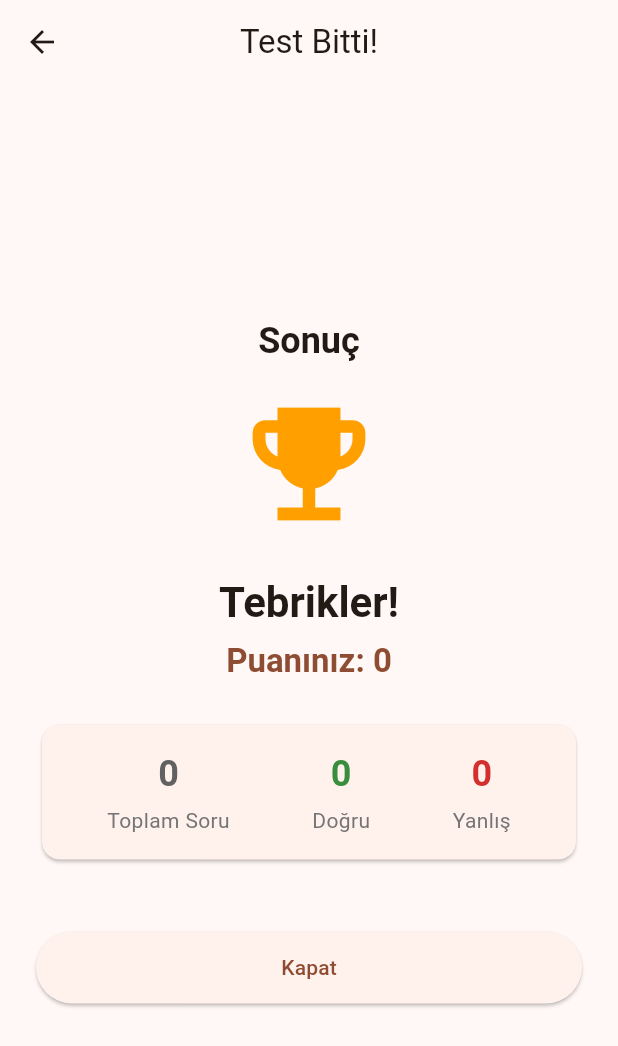
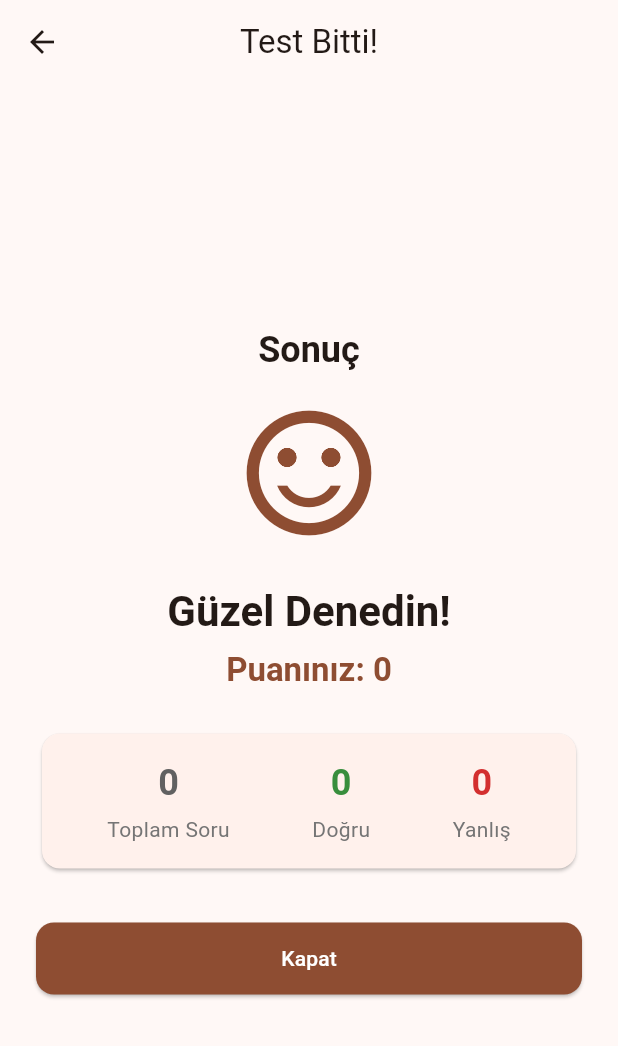
Before and after one commit to mtayfunatmaca-ship-it/bilgi_yarismasi, a Flutter app: the ResultScreen screen opened directly with empty values, on a phone screen of 412 x 824 dp. Shown: the top 1046 px of the screen. Run offline on Flutter 3.47's test engine with Material 3 defaults, Android fonts, the light colour scheme and no system bars; our stand-ins replace cloud_firestore, connectivity_plus, firebase_analytics, firebase_auth, firebase_core, font_awesome_flutter and 2 more; accounts and stored records are empty.

Commit message:
Update result_screen.dart

```diff
--- a/lib/screens/result_screen.dart
+++ b/lib/screens/result_screen.dart
@@ -1,25 +1,19 @@
 import 'package:flutter/material.dart';
 import 'package:cloud_firestore/cloud_firestore.dart';
-// YENİ İMPORT:
-import 'package:bilgi_yarismasi/screens/trial_exam_review_screen.dart';
+// trial_exam_review_screen import'u kaldırıldı
 
 class ResultScreen extends StatelessWidget {
-  // Eski parametreler (normal quizler için)
+  // Sadece normal quizler için
   final String? quizId;
   final int? puan;
   final int? dogruSayisi;
   final int? soruSayisi;
 
-  // Sadece geçmişten gelenler için
+  // Geçmişten gelenler için
   final bool fromHistory;
-  final Map<String, dynamic>? solvedData;
+  final Map<String, dynamic>? solvedData; // Bu 'null' olabilir
 
-  // --- YENİ PARAMETRELER (Deneme Sınavı İncelemesi için) ---
-  final List<DocumentSnapshot>? questions; // Soruların tam listesi
-  final Map<int, int>?
-  userAnswers; // Kullanıcının cevapları (Index, SeçenekIndex)
-  final Map<int, int>? correctAnswers; // Doğru cevaplar (Index, DoğruIndex)
-  // --- YENİ PARAMETRELER BİTTİ ---
+  final bool isReplay; // Tekrar çözümü belirtmek için
 
   const ResultScreen({
     super.key,
@@ -29,9 +23,8 @@ class ResultScreen extends StatelessWidget {
     this.soruSayisi,
     required this.fromHistory,
     this.solvedData,
-    this.questions, // Opsiyonel
-    this.userAnswers, // Opsiyonel
-    this.correctAnswers, // Opsiyonel
+    this.isReplay = false,
+    // Deneme sınavı parametreleri kaldırıldı
   });
 
   @override
@@ -39,25 +32,25 @@ class ResultScreen extends StatelessWidget {
     final theme = Theme.of(context);
     final colorScheme = theme.colorScheme;
 
-    // Veriyi belirle (Yeni çözüldüyse parametreden, geçmişse solvedData'dan)
+    // --- HATA DÜZELTMESİ BURADA ---
+    // 'solvedData' null olabileceğinden, '?' ile güvenli erişim yap
     final int finalPuan = puan ?? (solvedData?['puan'] as num? ?? 0).toInt();
-    final int finalDogru =
-        dogruSayisi ?? (solvedData?['dogruSayisi'] as num? ?? 0).toInt();
-    final int finalToplamSoru =
-        soruSayisi ??
-        (solvedData?['totalQuestions'] as num? ?? 0)
-            .toInt(); // Denemeden geleni de kontrol et
-    final String finalBaslik =
-        solvedData?['quizBaslik'] ?? solvedData?['title'] ?? 'Sonuç';
+    final int finalDogru = dogruSayisi ?? (solvedData?['dogruSayisi'] as num? ?? 0).toInt();
 
-    final bool canReview =
-        (questions != null &&
-        userAnswers != null &&
-        correctAnswers != null); // İnceleme yapılabilir mi?
+    int finalToplamSoru = soruSayisi ?? 0;
+    // solvedData null değilse içini kontrol et
+    if (finalToplamSoru == 0 && solvedData != null) {
+       finalToplamSoru = (solvedData?['dogruSayisi'] as num? ?? 0).toInt() + (solvedData?['yanlisSayisi'] as num? ?? 0).toInt();
+    }
+    // Güvenlik için ek kontrol
+    if (finalToplamSoru == 0 && dogruSayisi != null && soruSayisi != null) {
+       finalToplamSoru = soruSayisi!;
+    }
+
+    final String finalBaslik = solvedData?['quizBaslik'] ?? 'Sonuç';
+    // --- DÜZELTME BİTTİ ---
 
     return PopScope(
-      // Bu ekrandan geri tuşuyla çıkıldığında (pop) 'true' döndür
-      // (Böylece TrialExamsListScreen kendini yenileyebilir)
       canPop: true,
       onPopInvoked: (didPop) {
         if (didPop) return;
@@ -67,7 +60,6 @@ class ResultScreen extends StatelessWidget {
         appBar: AppBar(
           title: Text(fromHistory ? 'Geçmiş Sonuç' : 'Test Bitti!'),
           centerTitle: true,
-          // Geri tuşuna da 'true' değerini ekle
           leading: IconButton(
             icon: const Icon(Icons.arrow_back),
             onPressed: () => Navigator.pop(context, true),
@@ -82,23 +74,19 @@ class ResultScreen extends StatelessWidget {
               children: [
                 Text(
                   finalBaslik,
-                  style: theme.textTheme.headlineSmall?.copyWith(
-                    fontWeight: FontWeight.bold,
-                  ),
+                  style: theme.textTheme.headlineSmall?.copyWith(fontWeight: FontWeight.bold),
                   textAlign: TextAlign.center,
                 ),
                 const SizedBox(height: 16),
                 Icon(
-                  Icons.emoji_events,
-                  color: Colors.amber.shade700,
+                  (finalDogru / (finalToplamSoru > 0 ? finalToplamSoru : 1)) >= 0.5 ? Icons.emoji_events : Icons.sentiment_satisfied_alt,
+                  color: (finalDogru / (finalToplamSoru > 0 ? finalToplamSoru : 1)) >= 0.5 ? Colors.amber.shade700 : colorScheme.primary,
                   size: 100,
                 ),
                 const SizedBox(height: 24),
                 Text(
-                  'Tebrikler!',
-                  style: theme.textTheme.headlineMedium?.copyWith(
-                    fontWeight: FontWeight.bold,
-                  ),
+                  (finalDogru / (finalToplamSoru > 0 ? finalToplamSoru : 1)) >= 0.5 ? 'Tebrikler!' : 'Güzel Denedin!',
+                  style: theme.textTheme.headlineMedium?.copyWith(fontWeight: FontWeight.bold),
                   textAlign: TextAlign.center,
                 ),
                 const SizedBox(height: 8),
@@ -110,72 +98,58 @@ class ResultScreen extends StatelessWidget {
                   ),
                   textAlign: TextAlign.center,
                 ),
+
+                // --- Tekrar Çözüm Uyarı Mesajı ---
+                if (isReplay && !fromHistory)
+                  Padding(
+                    padding: const EdgeInsets.only(top: 12.0),
+                    child: Container(
+                      padding: const EdgeInsets.all(12),
+                      decoration: BoxDecoration(
+                        color: Colors.orange.shade100,
+                        borderRadius: BorderRadius.circular(8),
+                      ),
+                      child: Text(
+                        'Bu bir tekrar çözümdür. Puanınız toplam puana eklenmedi.',
+                        textAlign: TextAlign.center,
+                        style: theme.textTheme.bodyMedium?.copyWith(
+                          color: Colors.orange.shade900,
+                          fontWeight: FontWeight.w500,
+                        ),
+                      ),
+                    ),
+                  ),
+                // --- Mesaj Bitti ---
+
                 const SizedBox(height: 24),
-                // Skor detay kartı
                 Card(
                   elevation: 1,
-                  shape: RoundedRectangleBorder(
-                    borderRadius: BorderRadius.circular(12),
-                  ),
+                  shape: RoundedRectangleBorder(borderRadius: BorderRadius.circular(12)),
                   child: Padding(
                     padding: const EdgeInsets.all(16.0),
                     child: Row(
                       mainAxisAlignment: MainAxisAlignment.spaceAround,
                       children: [
-                        _buildStatColumn(
-                          'Toplam Soru',
-                          finalToplamSoru.toString(),
-                          Colors.grey.shade700,
-                        ),
-                        _buildStatColumn(
-                          'Doğru',
-                          finalDogru.toString(),
-                          Colors.green.shade700,
-                        ),
-                        _buildStatColumn(
-                          'Yanlış',
-                          (finalToplamSoru - finalDogru).toString(),
-                          Colors.red.shade700,
-                        ),
+                        _buildStatColumn('Toplam Soru', finalToplamSoru.toString(), Colors.grey.shade700),
+                        _buildStatColumn('Doğru', finalDogru.toString(), Colors.green.shade700),
+                        _buildStatColumn('Yanlış', (finalToplamSoru - finalDogru).toString(), Colors.red.shade700),
                       ],
                     ),
                   ),
                 ),
                 const SizedBox(height: 32),
 
-                // --- YENİ BUTON: Cevapları İncele ---
-                if (canReview) // Sadece deneme sınavından gelindiyse göster
-                  ElevatedButton.icon(
-                    icon: const Icon(Icons.rate_review_outlined),
-                    label: const Text('Cevapları İncele'),
-                    style: ElevatedButton.styleFrom(
-                      padding: const EdgeInsets.symmetric(vertical: 14),
-                      backgroundColor: colorScheme.secondary,
-                      foregroundColor: colorScheme.onSecondary,
-                    ),
-                    onPressed: () {
-                      Navigator.push(
-                        context,
-                        MaterialPageRoute(
-                          builder: (context) => TrialExamReviewScreen(
-                            questions: questions!,
-                            userAnswers: userAnswers!,
-                            correctAnswers: correctAnswers!,
-                          ),
-                        ),
-                      );
-                    },
-                  ),
+                // --- Deneme sınavı butonları (İncele, Sıralama) kaldırıldı ---
 
-                // --- YENİ BUTON BİTTİ ---
-                const SizedBox(height: 12),
                 ElevatedButton(
                   onPressed: () {
-                    // 'true' değeriyle geri dön
                     Navigator.pop(context, true);
                   },
                   style: ElevatedButton.styleFrom(
                     padding: const EdgeInsets.symmetric(vertical: 14),
+                    shape: RoundedRectangleBorder(borderRadius: BorderRadius.circular(12)),
+                    backgroundColor: colorScheme.primary,
+                    foregroundColor: colorScheme.onPrimary,
                   ),
                   child: const Text('Kapat'),
                 ),
@@ -193,11 +167,7 @@ class ResultScreen extends StatelessWidget {
       children: [
         Text(
           value,
-          style: TextStyle(
-            fontSize: 24,
-            fontWeight: FontWeight.bold,
-            color: color,
-          ),
+          style: TextStyle(fontSize: 24, fontWeight: FontWeight.bold, color: color),
         ),
         const SizedBox(height: 4),
         Text(
```
